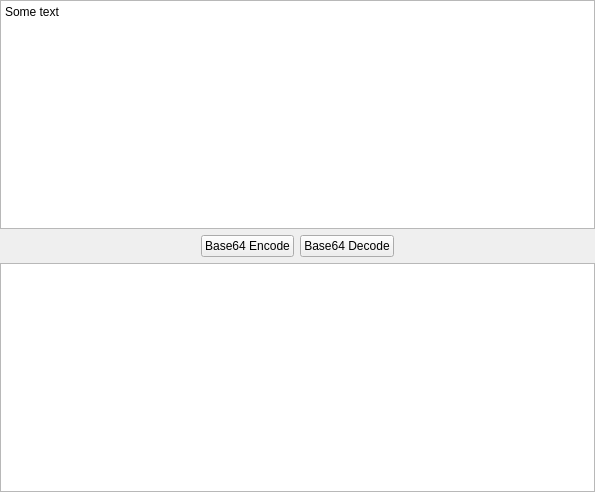
namuan/dev-rider, file resources/views/MarkdownViewerWidget.ui: the form before one commit.
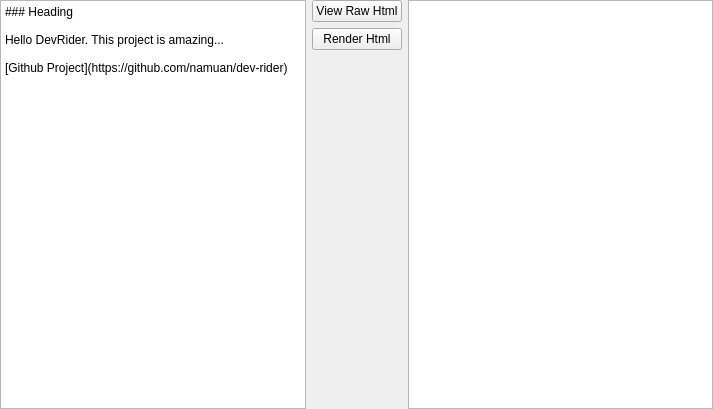
The form after the commit.

Commit message: Added Markdown Viewer

The edit to the form file:
```diff
--- a/resources/views/MarkdownViewerWidget.ui
+++ b/resources/views/MarkdownViewerWidget.ui
@@ -6,14 +6,14 @@
    <rect>
     <x>0</x>
     <y>0</y>
-    <width>595</width>
-    <height>492</height>
+    <width>713</width>
+    <height>409</height>
    </rect>
   </property>
   <property name="windowTitle">
    <string>Form</string>
   </property>
-  <layout class="QVBoxLayout" name="verticalLayout">
+  <layout class="QHBoxLayout" name="horizontalLayout">
    <property name="leftMargin">
     <number>0</number>
    </property>
@@ -29,7 +29,11 @@
    <item>
     <widget class="QPlainTextEdit" name="txt_source">
      <property name="plainText">
-      <string>Some text</string>
+      <string>### Heading
+
+Hello DevRider. This project is amazing...
+
+[Github Project](https://github.com/namuan/dev-rider)</string>
      </property>
     </widget>
    </item>
@@ -44,7 +48,7 @@
      <property name="lineWidth">
       <number>0</number>
      </property>
-     <layout class="QHBoxLayout" name="horizontalLayout">
+     <layout class="QVBoxLayout" name="verticalLayout">
       <property name="leftMargin">
        <number>0</number>
       </property>
@@ -58,41 +62,28 @@
        <number>0</number>
       </property>
       <item>
-       <spacer name="horizontalSpacer_2">
-        <property name="orientation">
-         <enum>Qt::Horizontal</enum>
-        </property>
-        <property name="sizeHint" stdset="0">
-         <size>
-          <width>40</width>
-          <height>20</height>
-         </size>
-        </property>
-       </spacer>
-      </item>
-      <item>
-       <widget class="QPushButton" name="btn_b64_encode">
+       <widget class="QPushButton" name="btn_raw_html">
         <property name="text">
-         <string>Base64 Encode</string>
+         <string>View Raw Html</string>
         </property>
        </widget>
       </item>
       <item>
-       <widget class="QPushButton" name="btn_b64_decode">
+       <widget class="QPushButton" name="btn_render_html">
         <property name="text">
-         <string>Base64 Decode</string>
+         <string>Render Html</string>
         </property>
        </widget>
       </item>
       <item>
-       <spacer name="horizontalSpacer">
+       <spacer name="verticalSpacer_2">
         <property name="orientation">
-         <enum>Qt::Horizontal</enum>
+         <enum>Qt::Vertical</enum>
         </property>
         <property name="sizeHint" stdset="0">
          <size>
-          <width>40</width>
-          <height>20</height>
+          <width>20</width>
+          <height>40</height>
          </size>
         </property>
        </spacer>
```
Left out of the diff: 4 changed lines with no effect on the pictures. The commit also changes 6 other files.
